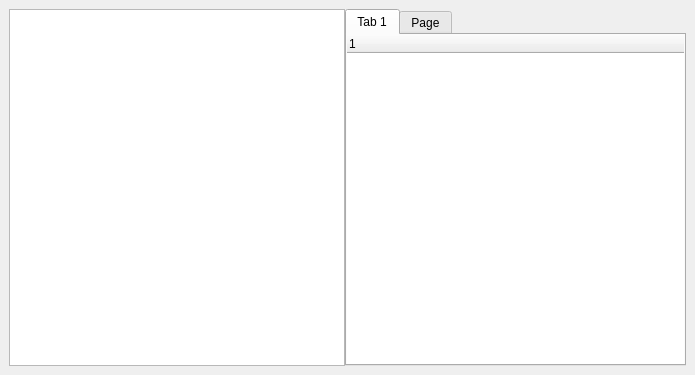
Before: the Qt Designer form mainwindow.ui in RyukNet/Filliot, drawn with Qt 5.
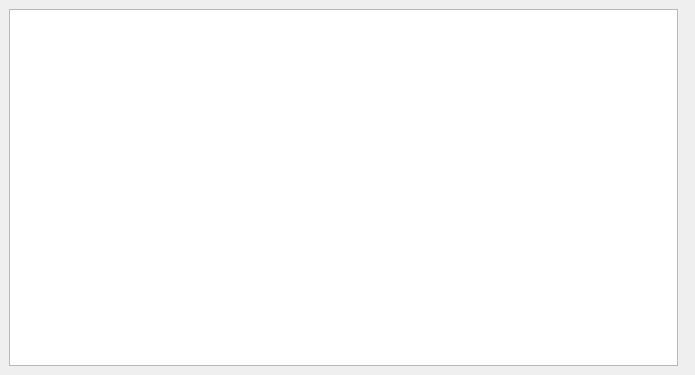
After: the same form once the commit is applied.

```diff
--- a/mainwindow.ui
+++ b/mainwindow.ui
@@ -37,51 +37,18 @@
       </property>
       <widget class="QTreeView" name="treeView"/>
       <widget class="QTabWidget" name="tabWidget">
-       <property name="tabShape">
-        <enum>QTabWidget::Rounded</enum>
+       <property name="documentMode">
+        <bool>true</bool>
        </property>
-       <property name="currentIndex">
-        <number>0</number>
+       <property name="tabsClosable">
+        <bool>true</bool>
+       </property>
+       <property name="movable">
+        <bool>true</bool>
        </property>
        <property name="tabBarAutoHide">
         <bool>true</bool>
        </property>
-       <widget class="QWidget" name="tab_3">
-        <attribute name="title">
-         <string>Tab 1</string>
-        </attribute>
-        <layout class="QGridLayout" name="gridLayout_3">
-         <property name="leftMargin">
-          <number>0</number>
-         </property>
-         <property name="topMargin">
-          <number>0</number>
-         </property>
-         <property name="rightMargin">
-          <number>0</number>
-         </property>
-         <property name="bottomMargin">
-          <number>0</number>
-         </property>
-         <item row="0" column="0">
-          <widget class="QTreeWidget" name="treeWidget">
-           <property name="frameShape">
-            <enum>QFrame::NoFrame</enum>
-           </property>
-           <column>
-            <property name="text">
-             <string notr="true">1</string>
-            </property>
-           </column>
-          </widget>
-         </item>
-        </layout>
-       </widget>
-       <widget class="QWidget" name="tab_4">
-        <attribute name="title">
-         <string>Page</string>
-        </attribute>
-       </widget>
       </widget>
      </widget>
     </item>
```
